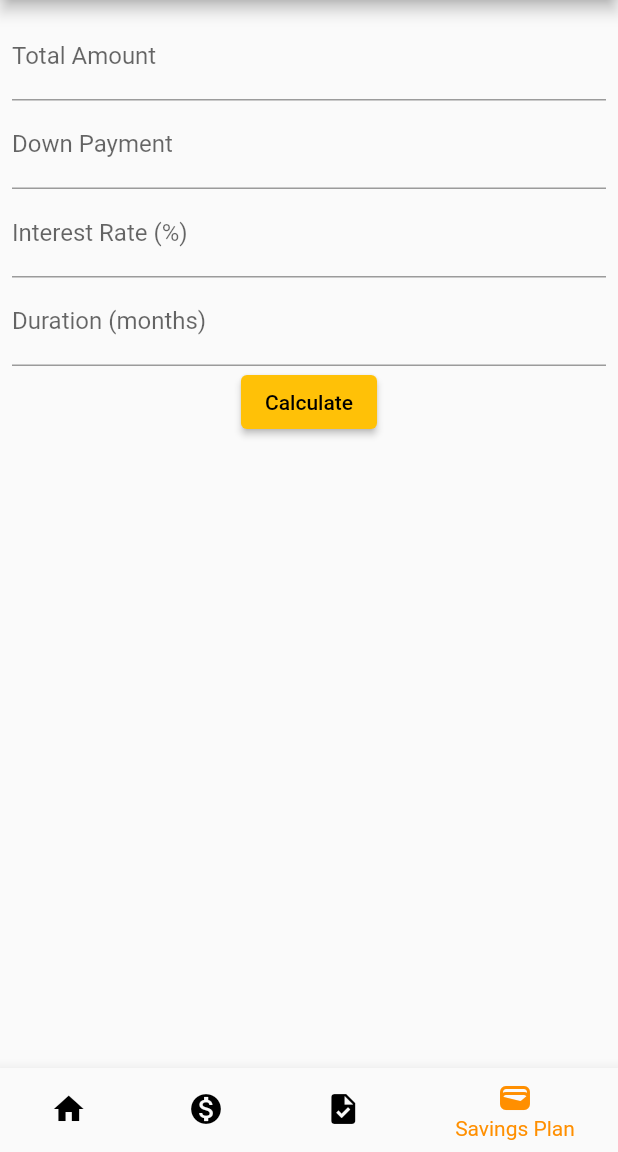
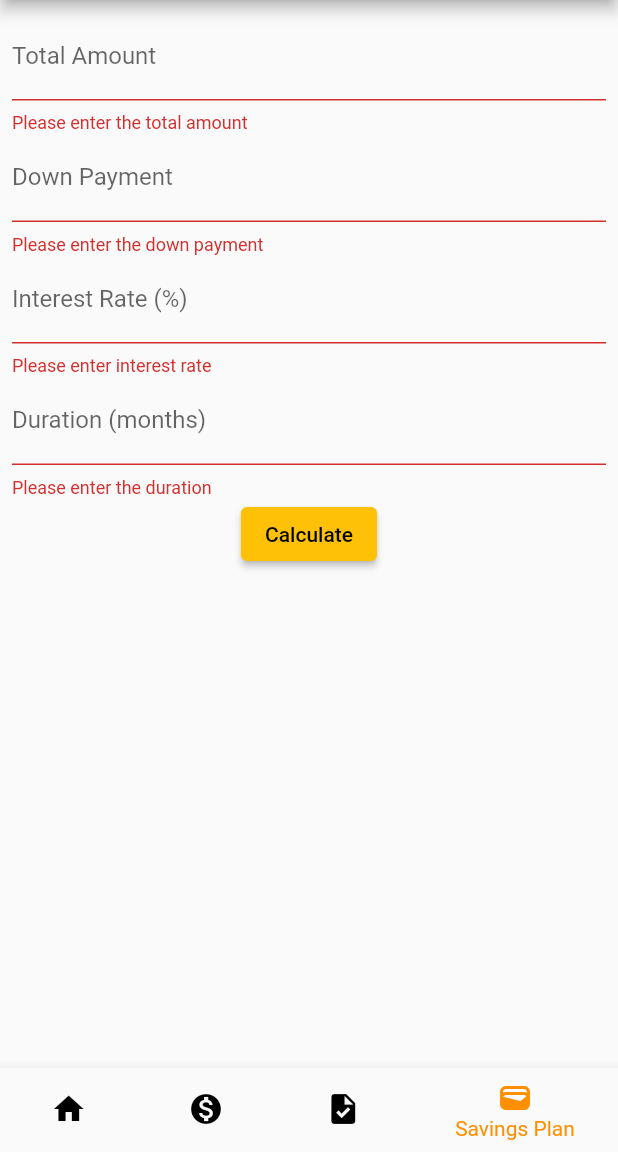
Before and after one commit to candraos/student_pay_repo, a Flutter app: the screen it shows after launch, item 4 of the bottom bar chosen, after a tap on "Calculate", on a phone screen of 412 x 824 dp, the part 84-1236 px from its top. Run offline on Flutter 3.47's test engine with Material 2 defaults, Android fonts, the phone set to English and light mode, and no system bars; our stand-ins replace file_picker, permission_handler, pie_chart, sqflite; accounts and stored records are empty.

Commit message:
validation

```diff
--- a/lib/view_models/IncomeExpenseViewModel.dart
+++ b/lib/view_models/IncomeExpenseViewModel.dart
@@ -21,10 +21,23 @@ Future<int> delete(int id) async{
 }
 
   insert(IncomeExpense incomeExpense)async{
+  if(!incomeExpense.isIncome){
+    await getExpenses();
+    await getIncomes();
+    getTotalExpenses();
+    getTotalIncome();
+    double expenses = incomeExpense.value + totalExpenses;
+    print(expenses);
+    print(totalIncome);
+    if(expenses > totalIncome){
+      return "Expenses cannot be greater than income";
+    }
+  }
     await _helper.insertValue("IncomeExpense", incomeExpense.toJson());
      incomeExpense.isIncome ? await getIncomes() : await getExpenses();
      await getExpensesDataMap();
     notifyListeners();
+    return "";
 
   }
 
--- a/lib/views/expenses_and_income/add_expense_income.dart
+++ b/lib/views/expenses_and_income/add_expense_income.dart
@@ -84,12 +84,19 @@ class _AddExpenseIncomeState extends State<AddExpenseIncome> {
                   ievm.addListener(() {
 
                   });
-                  await ievm.insert(ie);
-                  ScaffoldMessenger.of(context).showSnackBar(
-                     SnackBar(content: Text('${widget.isIncome?"Income":"Expense"} Added Successfully')),
-                  );
+                  String feedback = await ievm.insert(ie);
+                  if(feedback == ""){
+                    ScaffoldMessenger.of(context).showSnackBar(
+                      SnackBar(content: Text('${widget.isIncome?"Income":"Expense"} Added Successfully')),
+                    );
+                    Navigator.of(context).pop();
+                  }
 
-                  Navigator.of(context).pop();
+                  else
+                    ScaffoldMessenger.of(context).showSnackBar(
+                      SnackBar(content: Text(feedback)),
+                    );
+
                 }
               },
               child: const Text('Add'),
--- a/lib/views/saving_plan2.dart
+++ b/lib/views/saving_plan2.dart
@@ -13,6 +13,7 @@ class _SavingsCalculatorState extends State<SavingsCalculator> {
   final TextEditingController _interestRateController = TextEditingController();
   final TextEditingController _durationController = TextEditingController();
   double? _monthlyPayment;
+  final _formKey = GlobalKey<FormState>();
 
   void calculateMonthlyPayment() {
     final double totalAmount = double.parse(_totalAmountController.text);
@@ -21,6 +22,12 @@ class _SavingsCalculatorState extends State<SavingsCalculator> {
     final int duration = int.parse(_durationController.text);
     final double loanAmount = totalAmount - downPayment;
     final double monthlyInterestRate = interestRate / 12;
+
+    if(downPayment > totalAmount){
+      ScaffoldMessenger.of(context).showSnackBar(SnackBar(content: Text("the down payment cannot be bigger than the total amount")));
+    return;
+    }
+
     final double monthlyPayment = loanAmount * monthlyInterestRate /
         (1 - (1 /pow(1 + monthlyInterestRate,duration) ));
 
@@ -35,30 +42,108 @@ class _SavingsCalculatorState extends State<SavingsCalculator> {
 
       body: Padding(
         padding: const EdgeInsets.all(8.0),
+        child: Form(
+          key: _formKey,
           child: Column(
             children: <Widget>[
-            TextField(
+              TextFormField(
                 controller: _totalAmountController,
                 decoration: InputDecoration(labelText: 'Total Amount'),
                 keyboardType: TextInputType.numberWithOptions(decimal: true),
+                validator: (value) {
+                  if (value == null || value.isEmpty) {
+                    return 'Please enter the total amount';
+                  }
+                  double number = 0;
+                  try{
+                    number = double.tryParse(value) ?? 0;
+                  }catch(e){
+                    return 'Please enter a valid number';
+                  }finally{
+
+                    if (number <= 0) {
+                      return 'Invalid total amount';
+                    }
+                  }
+
+                  return null;
+                },
               ),
-            TextField(
+              TextFormField(
                 controller: _downPaymentController,
                 decoration: InputDecoration(labelText: 'Down Payment'),
                 keyboardType: TextInputType.numberWithOptions(decimal: true),
+                validator: (value) {
+                  if (value == null || value.isEmpty) {
+                    return 'Please enter the down payment';
+                  }
+                  double number = 0;
+                  try{
+                    number = double.tryParse(value) ?? 0;
+                  }catch(e){
+                    return 'Please enter a valid number';
+                  }finally{
+
+                    if (number <= 0) {
+                      return 'Invalid down payment';
+                    }
+                  }
+
+                  return null;
+                },
               ),
-            TextField(
+              TextFormField(
                 controller: _interestRateController,
                 decoration: InputDecoration(labelText: 'Interest Rate (%)'),
                 keyboardType: TextInputType.numberWithOptions(decimal: true),
+                validator: (value) {
+                  if (value == null || value.isEmpty) {
+                    return 'Please enter interest rate';
+                  }
+                  double number = 0;
+                  try{
+                    number = double.tryParse(value) ?? 0;
+                  }catch(e){
+                    return 'Please enter a valid number';
+                  }finally{
+
+                    if (number <= 0 || number > 100) {
+                      return 'Invalid interest rate';
+                    }
+                  }
+
+                  return null;
+                },
               ),
-            TextField(
+              TextFormField(
                 controller: _durationController,
                 decoration: InputDecoration(labelText: 'Duration (months)'),
                 keyboardType: TextInputType.number,
+                validator: (value) {
+                  if (value == null || value.isEmpty) {
+                    return 'Please enter the duration';
+                  }
+                  double number = 0;
+                  try{
+                    number = double.tryParse(value) ?? 0;
+                  }catch(e){
+                    return 'Please enter a valid number';
+                  }finally{
+
+                    if (number == 0) {
+                      return 'Duration cannot be zero';
+                    }
+                  }
+
+                  return null;
+                },
               ),
               ElevatedButton(
-              onPressed: calculateMonthlyPayment,
+                onPressed: (){
+                  if (_formKey.currentState!.validate()){
+                    calculateMonthlyPayment();
+                  }
+                },
                 child: Text('Calculate'),
               ),
               if (_monthlyPayment != null)
@@ -66,6 +151,7 @@ class _SavingsCalculatorState extends State<SavingsCalculator> {
             ],
           ),
         ),
+      ),
     );
   }
 }
```
Lines whose indentation alone changed are shown as unchanged.
